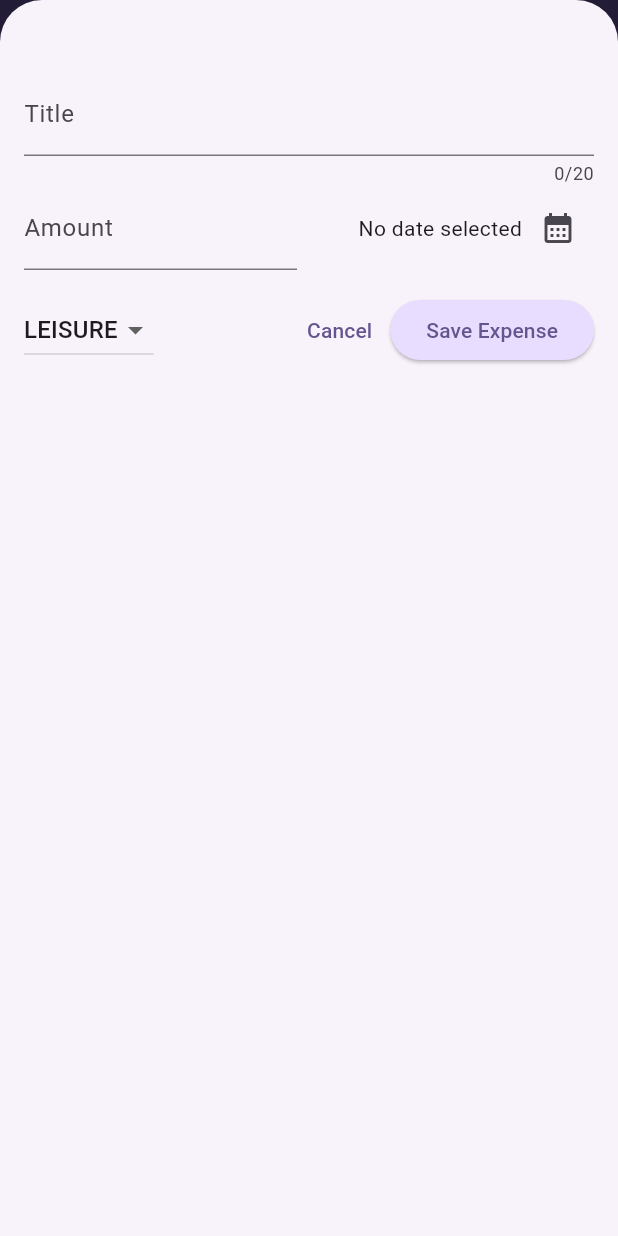
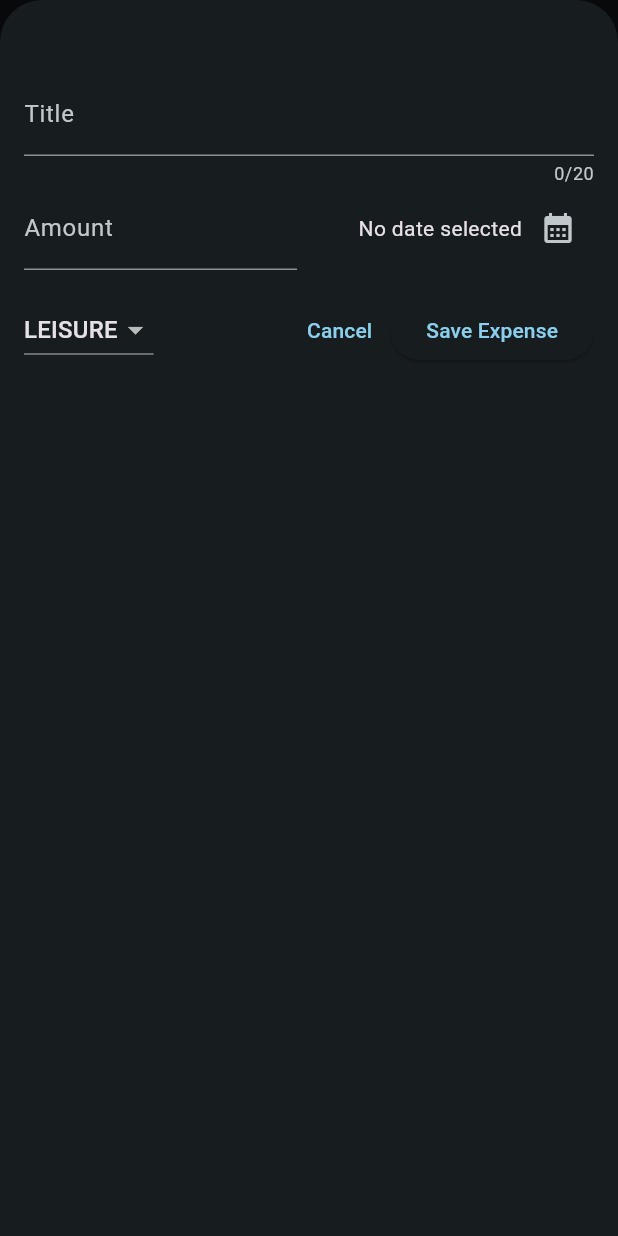
Before and after one commit to binemugha/Expense-Tracker, a Flutter app: the screen it shows after launch, after a tap on the "add" icon, on a phone screen of 412 x 824 dp. Run offline on Flutter 3.47's test engine with Material 3 defaults, Android fonts, the phone set to English and light mode, and no system bars.

Commit message:
Ensuring portrait and dark modes

```diff
--- a/lib/main.dart
+++ b/lib/main.dart
@@ -1,5 +1,6 @@
 import 'package:expense_tracker/widgets/expenses.dart';
 import 'package:flutter/material.dart';
+import 'package:flutter/services.dart';
 
 var kColorScheme = ColorScheme.fromSeed(
   seedColor: const Color.fromARGB(255, 69, 42, 131),
@@ -11,6 +12,9 @@ var kDarkColorScheme = ColorScheme.fromSeed(
 );
 
 void main() {
+  WidgetsFlutterBinding.ensureInitialized();
+  SystemChrome.setPreferredOrientations([DeviceOrientation.portraitUp])
+      .then((fn) {
     runApp(
       MaterialApp(
         darkTheme: ThemeData.dark().copyWith(colorScheme: kDarkColorScheme),
@@ -35,7 +39,9 @@ void main() {
                 ),
               ),
         ),
+        themeMode: ThemeMode.dark,
         home: const Expenses(),
       ),
     );
+  });
 }
--- a/lib/models/expense.dart
+++ b/lib/models/expense.dart
@@ -1,4 +1,3 @@
-import 'package:expense_tracker/widgets/expenses.dart';
 import 'package:flutter/material.dart';
 import 'package:uuid/uuid.dart';
 import 'package:intl/intl.dart';
--- a/lib/widgets/expenses.dart
+++ b/lib/widgets/expenses.dart
@@ -83,7 +83,6 @@ class _ExpensesState extends State<Expenses> {
       ),
       body: Column(
         children: [
-          const Text("The chart"),
           Expanded(
             child: mainContent,
           )
--- a/lib/widgets/new_expense.dart
+++ b/lib/widgets/new_expense.dart
@@ -91,7 +91,7 @@ class _NewExpenseState extends State<NewExpense> {
                   controller: _amountController,
                   keyboardType: TextInputType.number,
                   decoration: const InputDecoration(
-                    prefixText: '\$ ',
+                    prefixText: '\£ ',
                     label: Text('Amount'),
                   ),
                 ),
```
Lines whose indentation alone changed are shown as unchanged.
